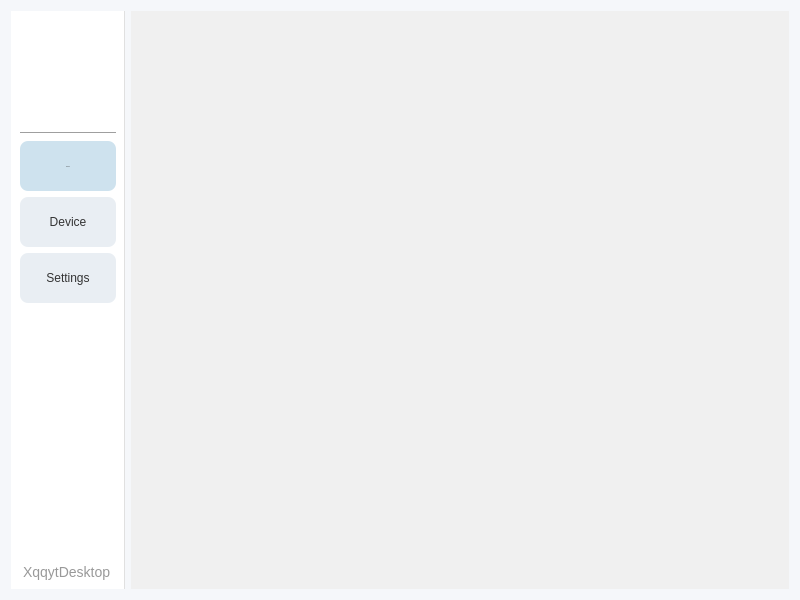
XQQYT/XqqytDesktop, file UI/MainWidget/MainWidget.ui: the form before one commit.
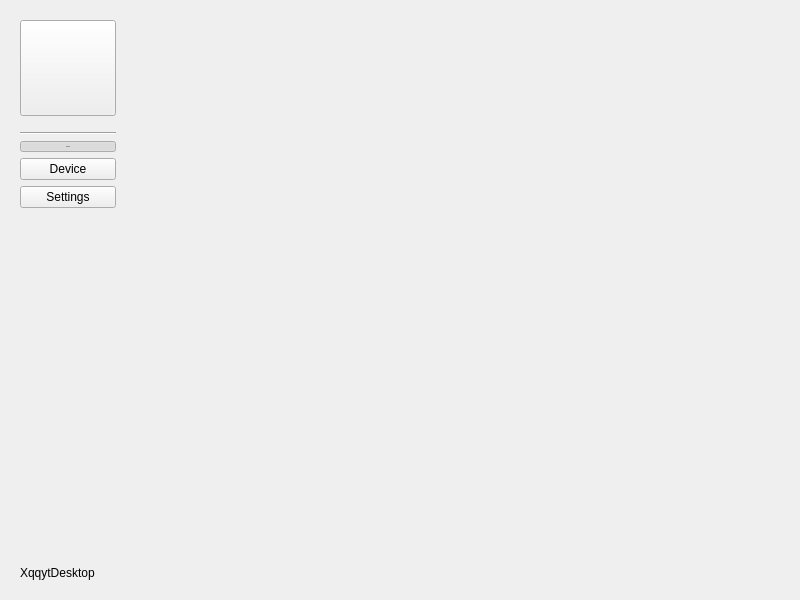
The form after the commit. Icons and pictures are not drawn.

```diff
--- a/UI/MainWidget/MainWidget.ui
+++ b/UI/MainWidget/MainWidget.ui
@@ -13,89 +13,6 @@
   <property name="windowTitle">
    <string>XqqytDesktop</string>
   </property>
-  <property name="styleSheet">
-   <string notr="true">/* 主窗口背景 */
-QWidget#MainWidget {
-    background-color: #f5f7fa;
-    font-family: &quot;Segoe UI&quot;, &quot;Arial&quot;, sans-serif;
-    font-size: 14px;
-    color: #333;
-}
-
-/* 左侧按钮区域背景 */
-QWidget#left_btn_widget {
-    background-color: #ffffff;
-    border-right: 1px solid #e0e0e0;
-}
-
-QWidget#right_content_widget {
-    
-	background-color: rgb(240, 240, 240);
-}
-
-/* 所有按钮通用样式 */
-QPushButton#btn_connect,
-QPushButton#btn_device,
-QPushButton#btn_settings {
-    background-color: #e9eef3;
-    border: none;
-    border-radius: 8px;
-    padding: 5px;
-	text-align: center;
-    color: #333;
-	
-	font: 75 16px &quot;Ubuntu Mono&quot;;
-}
-
-QPushButton#btn_connect:hover,
-QPushButton#btn_device:hover,
-QPushButton#btn_settings:hover {
-	background-color: rgb(218, 230, 239);
-}
-
-QPushButton#btn_connect:pressed,
-QPushButton#btn_device:pressed,
-QPushButton#btn_settings:pressed {
-	
-	background-color: rgb(196, 216, 228);
-}
-
-QPushButton#btn_connect:checked,
-QPushButton#btn_device:checked,
-QPushButton#btn_settings:checked {
-	background-color: rgb(206, 226, 238);
-}
-
-/* 圆形图标按钮（pushButton）样式 */
-QPushButton#btn_logo {
-    border-radius: 48px;
-	border: none;
-	border-image: url(:/images/pic/logo.png);
-}
-
-/* 文字按钮（Connect、Device、Settings）样式细节 */
-QPushButton#btn_connect,
-QPushButton#btn_device,
-QPushButton#btn_settings {
-    text-align: center;
-    height: 40px;
-}
-
-/* 标签样式（XqqytDesktop） */
-QLabel#label_XqqytDesktop {
-    color: #999;
-    font-size: 14px;
-    margin-top: 20px;
-    qproperty-alignment: AlignCenter;
-}
-
-/* 分隔线样式 */
-Line {
-    background-color: #e0e0e0;
-    height: 1px;
-    margin: 8px 0;
-}</string>
-  </property>
   <layout class="QFormLayout" name="formLayout">
    <item row="0" column="0">
     <widget class="QWidget" name="left_btn_widget" native="true">
```
